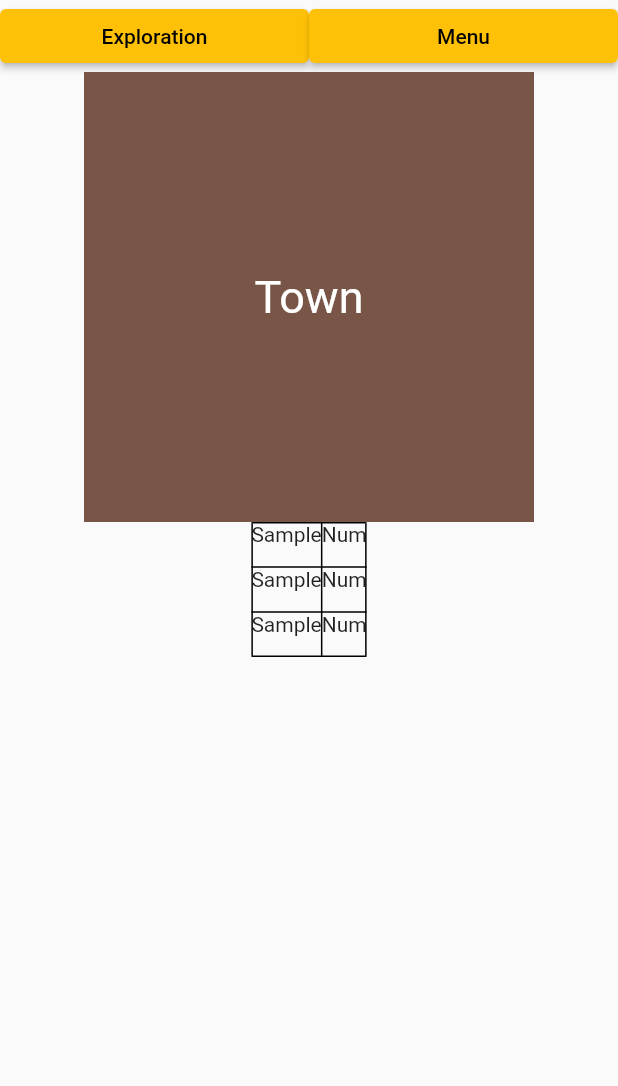
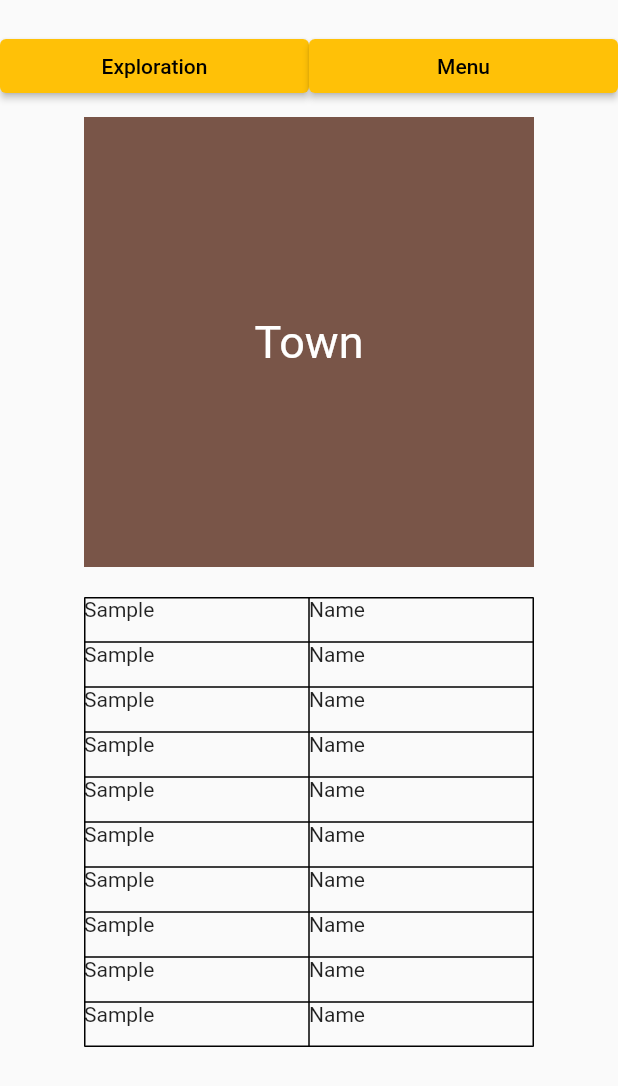
Before and after one commit to mwishart/idle_game, a Flutter app: the MyHomePage screen opened directly, after a tap on "Exploration", on a phone screen of 412 x 824 dp. Shown: the top 1086 px of the screen. Run offline on Flutter 3.47's test engine with Material 2 defaults, Android fonts, the phone set to English and light mode, and no system bars.

Commit message:
Added components file and edited main page
Components file added. Any widgets that we want to reuse, or could be useful in anyway and thus want to call multiple times should go in here. I have put the table, tablerows, and the navigation bar in here. Table rows are currently text, but can be changed to buttons if we want.

```diff
--- /dev/null
+++ b/lib/components/homepagetable.dart
@@ -0,0 +1,36 @@
+import 'package:flutter/material.dart';
+
+Table homePageTable (int rows){
+  return Table(
+      border: TableBorder.all(),
+
+      columnWidths: {
+        0: FixedColumnWidth(150.0),
+        1: FixedColumnWidth(150.0),
+      },
+      defaultVerticalAlignment: TableCellVerticalAlignment.middle,
+      children:
+      createTablerows(rows,'Sample', 'Name') //currently using a loop to create the rows. This will have to be changed later
+
+  );
+}
+
+List<TableRow> createTablerows(int rowNum, String text1, String text2){
+  List<TableRow> rows = List<TableRow>();
+  for(int i = 0; i < rowNum; i++) {
+    rows.add(TableRow(
+        children:
+        [
+          Container(
+            height: 30,
+            child: Text(text1),
+          ),
+          Container(
+            height: 30,
+            child: Text(text2),
+          )
+        ]
+    ));
+  }
+  return rows;
+}
--- /dev/null
+++ b/lib/components/topBar.dart
@@ -0,0 +1,19 @@
+import 'package:flutter/material.dart';
+//this is the top navigation bar. I am making it it's own widget. This will definitely needed to be worked on later.
+List<Widget> topBar(){
+  List<Widget> topBar = List<Widget>();
+  topBar.add(Expanded(
+    child: ElevatedButton(onPressed: (){
+      null;
+    }, child:
+    Text('Exploration')),
+  ));
+  topBar.add(Expanded(
+  child: ElevatedButton(onPressed: (){
+  null;
+  }, child:
+  Text('Menu')),
+  ));
+
+  return topBar;
+}
--- a/lib/homePage.dart
+++ b/lib/homePage.dart
@@ -1,55 +1,38 @@
 import 'package:flutter/material.dart';
+import 'package:idlegame/components/topBar.dart';
 import 'constants.dart';
+import 'components/homepagetable.dart';
+import 'components/topBar.dart';
 
 class MyHomePage extends StatefulWidget {
-  MyHomePage({Key key, this.title}) : super(key: key);
 
-  // This widget is the home page of your application. It is stateful, meaning
-  // that it has a State object (defined below) that contains fields that affect
-  // how it looks.
-
-  // This class is the configuration for the state. It holds the values (in this
-  // case the title) provided by the parent (in this case the App widget) and
-  // used by the build method of the State. Fields in a Widget subclass are
-  // always marked "final".
-
-  final String title;
 
   @override
   _MyHomePageState createState() => _MyHomePageState();
 }
 
 class _MyHomePageState extends State<MyHomePage> {
+  int rowNum = 10; //TODO: this value should come from how much stuff the user has
+
+
 
   @override
   Widget build(BuildContext context) {
-    // This method is rerun every time setState is called, for instance as done
-    // by the _incrementCounter method above.
-    //
-    // The Flutter framework has been optimized to make rerunning build methods
-    // fast, so that you can just rebuild anything that needs updating rather
-    // than having to individually change instances of widgets.
+
+
     return Scaffold(
       body: Center(
         child: Column(
           children: [
-            Row(
+            Padding(
+              padding: const EdgeInsets.fromLTRB(0.0, 20.0, 0.0, 10.0),
+              child: Row(
                 mainAxisAlignment: MainAxisAlignment.spaceAround,
                 mainAxisSize: MainAxisSize.max,
-              children: [
-                Expanded(
-                  child: ElevatedButton(onPressed: (){
-                    null;
-                  }, child:
-                  Text('Exploration')),
+                children:
+                  topBar(),
+
               ),
-                Expanded(
-                  child: ElevatedButton(onPressed: (){
-                    null;
-                  }, child:
-                  Text('Menu')),
-                ),
-              ],
             ),
             Row(
             mainAxisAlignment: MainAxisAlignment.center,
@@ -68,62 +51,16 @@ class _MyHomePageState extends State<MyHomePage> {
 
             ],
             ),
-            Row(
+            Padding(
+              padding: const EdgeInsets.fromLTRB(0.0, 20.0, 0.0, 0.0),
+              child: Row(
                 mainAxisAlignment: MainAxisAlignment.center,
                 children: [
-                Table(
-                  border: TableBorder.all(),
-                  columnWidths: {
-                    0: IntrinsicColumnWidth(),
-                    1: IntrinsicColumnWidth(),
-                  },
-                  defaultVerticalAlignment: TableCellVerticalAlignment.middle,
-                  children: [
-                    TableRow(
-                        children:
-                        [
-                          Container(
-                            height: 30,
-                            child: Text('Sample'),
-                          ),
-                          Container(
-                            height: 30,
-                            child: Text('Num'),
-                          )
-                        ]
-                    ),
-                    TableRow(
-                        children:
-                        [
-                          Container(
-                            height: 30,
-                            child: Text('Sample'),
-                          ),
-                          Container(
-                            height: 30,
-                            child: Text('Num'),
-                          )
-                        ]
-                    ),
-                    TableRow(
-                        children:
-                        [
-                          Container(
-                            height: 30,
-                            child: Text('Sample'),
-                          ),
-                          Container(
-                            height: 30,
-                            child: Text('Num'),
-                          )
-                        ]
-                    ),
+                    homePageTable(rowNum), //currently using a Table. Might want to use a ListView in the future
                 ],
               ),
-              ],
             )
           ],
-
         ),
         ),
       // This trailing comma makes auto-formatting nicer for build methods.
--- a/lib/main.dart
+++ b/lib/main.dart
@@ -25,7 +25,7 @@ class MyApp extends StatelessWidget {
         // is not restarted.
         primarySwatch: Colors.amber,
       ),
-      home: MyTestPage(title: 'Home Page'),
+      home: MyHomePage(),
     );
   }
 }
```
Lines whose indentation alone changed are shown as unchanged.
